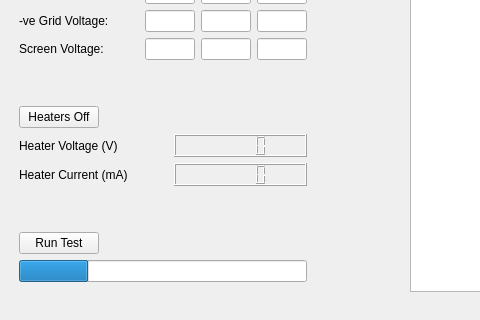
Old version of the form valveanalyser.ui in the repository olivergardiner/ValveTester; both pictures show x 0 to 480 and y 246 to 566 of the 930 by 663 pixel window.
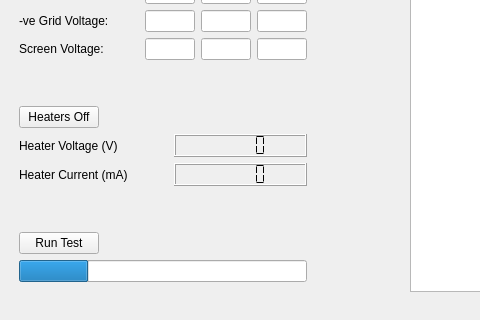
New version of the form.

The edit to the form file:
```diff
--- a/valveanalyser.ui
+++ b/valveanalyser.ui
@@ -650,6 +650,9 @@
              <height>0</height>
             </size>
            </property>
+           <property name="segmentStyle">
+            <enum>QLCDNumber::Flat</enum>
+           </property>
           </widget>
          </item>
         </layout>
@@ -702,6 +705,12 @@
              <height>0</height>
             </size>
            </property>
+           <property name="lineWidth">
+            <number>1</number>
+           </property>
+           <property name="segmentStyle">
+            <enum>QLCDNumber::Flat</enum>
+           </property>
           </widget>
          </item>
         </layout>
```
Left out of the diff: 2 changed lines with no effect on the pictures.
